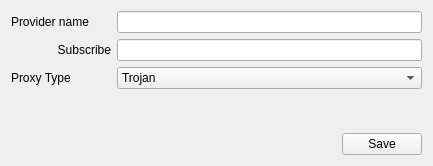
First picture: the form in ui/ProviderEditorWidget.ui, repository ktereyp/bridge, before the edit.
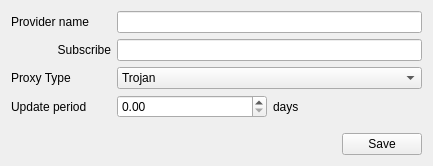
Second picture: the form after the edit.

The edit to the form file:
```diff
--- a/ui/ProviderEditorWidget.ui
+++ b/ui/ProviderEditorWidget.ui
@@ -18,6 +18,13 @@
     <layout class="QVBoxLayout" name="verticalLayout">
      <item>
       <layout class="QFormLayout" name="formLayout">
+       <item row="0" column="0">
+        <widget class="QLabel" name="label">
+         <property name="text">
+          <string>Provider name</string>
+         </property>
+        </widget>
+       </item>
        <item row="0" column="1">
         <widget class="QLineEdit" name="providerNameInput"/>
        </item>
@@ -46,10 +53,10 @@
        <item row="1" column="1">
         <widget class="QLineEdit" name="subscribeInput"/>
        </item>
-       <item row="0" column="0">
-        <widget class="QLabel" name="label">
+       <item row="2" column="0">
+        <widget class="QLabel" name="label_3">
          <property name="text">
-          <string>Provider name</string>
+          <string>Proxy Type</string>
          </property>
         </widget>
        </item>
@@ -62,13 +69,34 @@
          </item>
         </widget>
        </item>
-       <item row="2" column="0">
-        <widget class="QLabel" name="label_3">
+       <item row="3" column="0">
+        <widget class="QLabel" name="label_4">
          <property name="text">
-          <string>Proxy Type</string>
+          <string>Update period</string>
          </property>
         </widget>
        </item>
+       <item row="3" column="1">
+        <layout class="QHBoxLayout" name="horizontalLayout">
+         <item>
+          <widget class="QDoubleSpinBox" name="updatePeriodInput">
+           <property name="minimumSize">
+            <size>
+             <width>71</width>
+             <height>19</height>
+            </size>
+           </property>
+          </widget>
+         </item>
+         <item>
+          <widget class="QLabel" name="label_5">
+           <property name="text">
+            <string>days</string>
+           </property>
+          </widget>
+         </item>
+        </layout>
+       </item>
       </layout>
      </item>
      <item>
```
